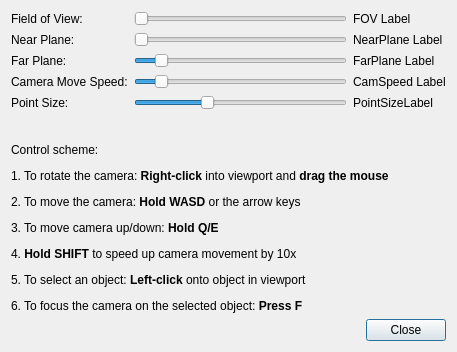
First picture: the form in ArrtSource/Rendering/UI/CameraDlg.ui, repository Azure/azure-remote-rendering-asset-tool, before the edit.
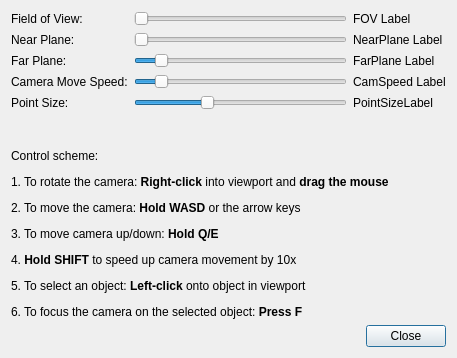
Second picture: the form after the edit.

Diff of the .ui file:
```diff
--- a/ArrtSource/Rendering/UI/CameraDlg.ui
+++ b/ArrtSource/Rendering/UI/CameraDlg.ui
@@ -7,7 +7,7 @@
     <x>0</x>
     <y>0</y>
     <width>457</width>
-    <height>352</height>
+    <height>358</height>
    </rect>
   </property>
   <property name="windowTitle">
```
Left out of the diff: 2 changed lines with no effect on the pictures.
